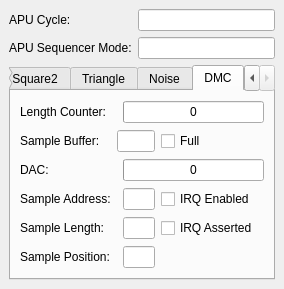
Above: debugger/apuinformationdockwidget.ui from christopherpow/nesicide before the change. Below: the same form after it.
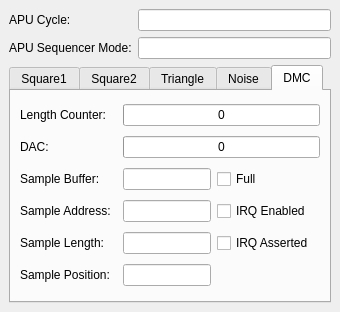
That is the form after the change. The open tabs and pages were chosen to show the change.

Diff of the .ui file:
```diff
--- a/debugger/apuinformationdockwidget.ui
+++ b/debugger/apuinformationdockwidget.ui
@@ -6,8 +6,8 @@
    <rect>
     <x>0</x>
     <y>0</y>
-    <width>284</width>
-    <height>289</height>
+    <width>340</width>
+    <height>312</height>
    </rect>
   </property>
   <property name="sizePolicy">
@@ -18,8 +18,8 @@
   </property>
   <property name="minimumSize">
    <size>
-    <width>284</width>
-    <height>289</height>
+    <width>340</width>
+    <height>312</height>
    </size>
   </property>
   <property name="windowTitle">
@@ -412,17 +412,17 @@
         <item row="6" column="2">
          <widget class="QLineEdit" name="samplePos5"/>
         </item>
-        <item row="1" column="0">
+        <item row="3" column="0">
          <widget class="QLabel" name="label_16">
           <property name="text">
            <string>Sample Buffer:</string>
           </property>
          </widget>
         </item>
-        <item row="1" column="1" colspan="2">
+        <item row="3" column="2">
          <widget class="QLineEdit" name="sampleBufferContents5"/>
         </item>
-        <item row="1" column="3">
+        <item row="3" column="3">
          <widget class="QCheckBox" name="sampleBufferFull5">
           <property name="text">
            <string>Full</string>
```
Left out of the diff: 8 changed lines with no effect on the pictures.
